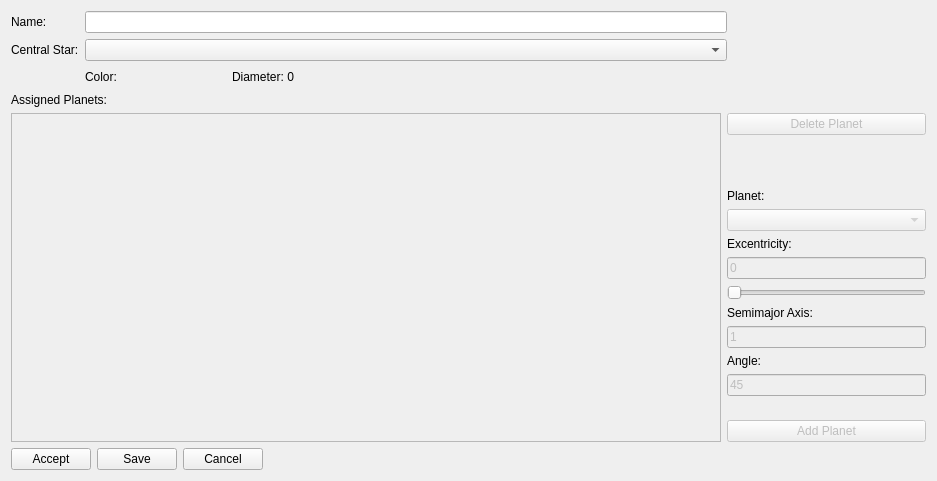
fdeitelhoff/SolarSystemSimulation, file forms/solarsystem/solarsystemdetails.ui: the form before one commit.
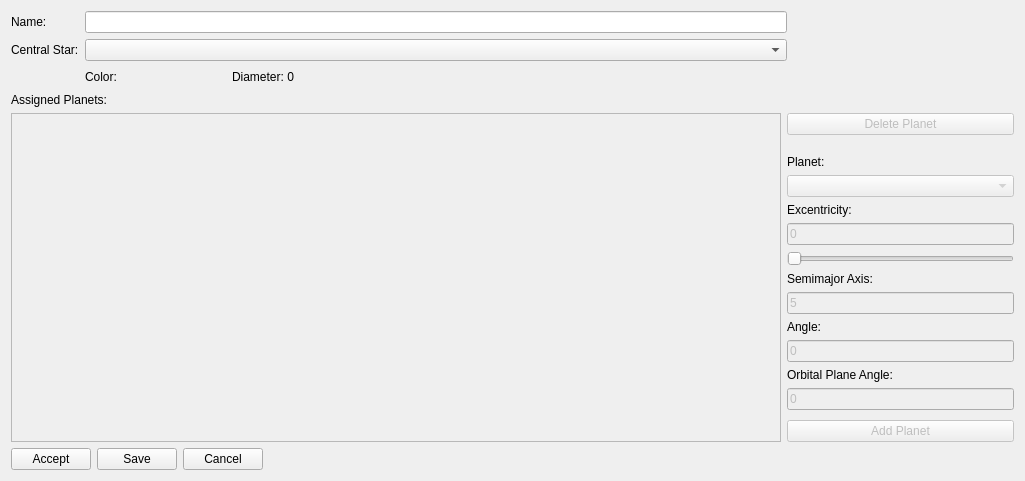
The form after the commit.

Commit message: - New feature:   - Specify the Oribtal Plane Angle for every planet in a solar system.

The edit to the form file:
```diff
--- a/forms/solarsystem/solarsystemdetails.ui
+++ b/forms/solarsystem/solarsystemdetails.ui
@@ -6,7 +6,7 @@
    <rect>
     <x>0</x>
     <y>0</y>
-    <width>937</width>
+    <width>1025</width>
     <height>481</height>
    </rect>
   </property>
@@ -31,7 +31,7 @@
           <widget class="QLineEdit" name="name">
            <property name="minimumSize">
             <size>
-             <width>642</width>
+             <width>702</width>
              <height>0</height>
             </size>
            </property>
@@ -141,7 +141,7 @@
            </property>
            <property name="minimumSize">
             <size>
-             <width>710</width>
+             <width>770</width>
              <height>0</height>
             </size>
            </property>
@@ -244,7 +244,7 @@
               <bool>false</bool>
              </property>
              <property name="text">
-              <string>1</string>
+              <string>5</string>
              </property>
             </widget>
            </item>
@@ -261,7 +261,27 @@
               <bool>false</bool>
              </property>
              <property name="text">
-              <string>45</string>
+              <string>0</string>
+             </property>
+            </widget>
+           </item>
+           <item>
+            <widget class="QLabel" name="label_8">
+             <property name="text">
+              <string>Orbital Plane Angle:</string>
+             </property>
+            </widget>
+           </item>
+           <item>
+            <widget class="QLineEdit" name="orbitalPlaneAngle">
+             <property name="enabled">
+              <bool>false</bool>
+             </property>
+             <property name="inputMask">
+              <string/>
+             </property>
+             <property name="text">
+              <string>0</string>
              </property>
             </widget>
            </item>
```
The commit also changes 12 other files.
